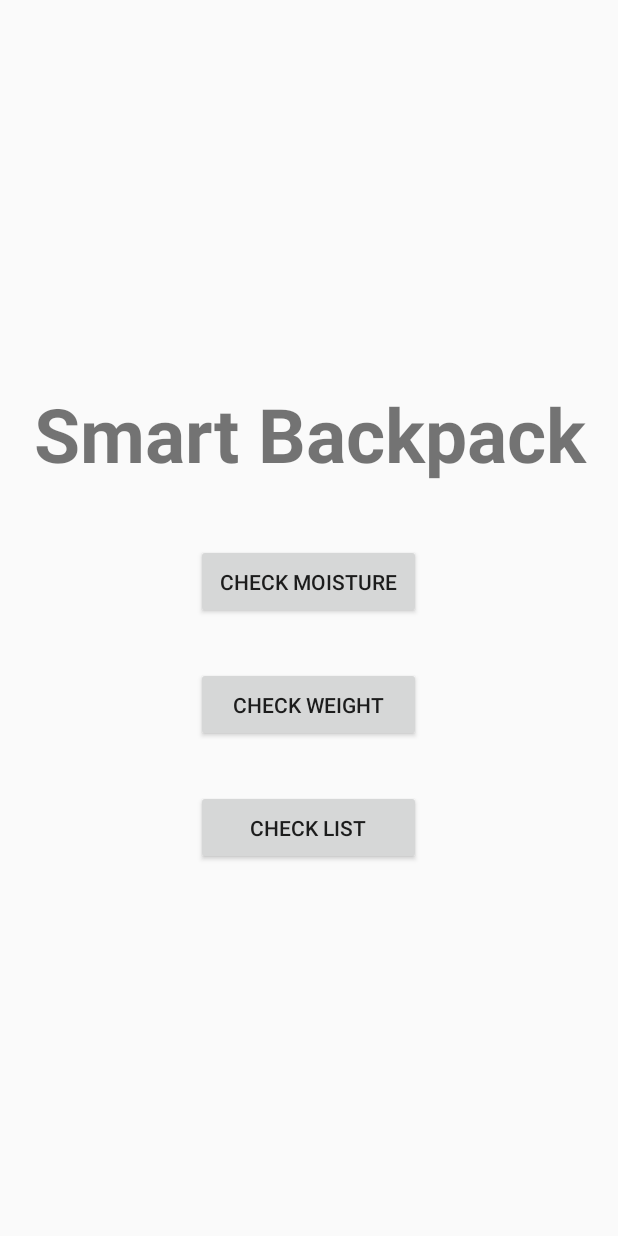
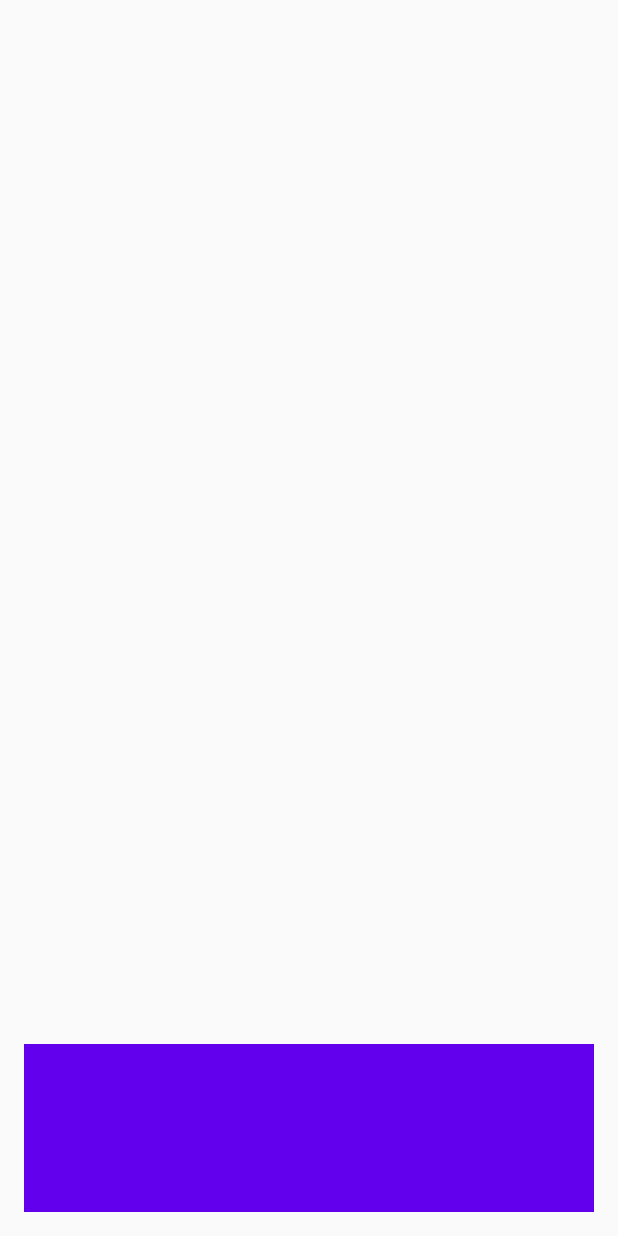
Before and after one commit to ThomasKramp/Smart-Backpack, an Android app: the screen it shows after launch (MainActivity), on a phone screen of 412 x 824 dp. Run offline under Robolectric (Android 15) with nearby library versions, the phone set to English and light mode, and no system bars.

Commit message:
Created Basic Navigation Setup

```diff
--- a/SmartBackpack/app/build.gradle
+++ b/SmartBackpack/app/build.gradle
@@ -33,7 +33,8 @@ dependencies
     implementation 'androidx.constraintlayout:constraintlayout:2.0.4'
     implementation 'androidx.recyclerview:recyclerview:1.1.0'
     implementation 'androidx.gridlayout:gridlayout:1.0.0'
-    implementation 'com.google.android.material:material:1.0.0'
+    implementation 'com.google.android.material:material:1.3.0'
+    implementation 'androidx.viewpager:viewpager:1.0.0'
     testImplementation 'junit:junit:4.12'
     androidTestImplementation 'androidx.test.ext:junit:1.1.2'
     androidTestImplementation 'androidx.test.espresso:espresso-core:3.3.0'
--- a/SmartBackpack/app/src/main/res/layout/activity_main.xml
+++ b/SmartBackpack/app/src/main/res/layout/activity_main.xml
@@ -1,64 +1,36 @@
 <?xml version="1.0" encoding="utf-8"?>
-<LinearLayout xmlns:android="http://schemas.android.com/apk/res/android"
+<RelativeLayout xmlns:android="http://schemas.android.com/apk/res/android"
+    xmlns:app="http://schemas.android.com/apk/res-auto"
     xmlns:tools="http://schemas.android.com/tools"
+    android:id="@+id/activity_main"
     android:layout_width="match_parent"
     android:layout_height="match_parent"
-    android:layout_gravity="center"
-    android:gravity="center"
-    android:orientation="vertical"
+    android:padding="16dp"
     tools:context=".MainActivity">
 
-    <TextView
-        android:id="@+id/title"
+    <androidx.viewpager.widget.ViewPager
+        android:id="@+id/pager"
+        android:layout_width="match_parent"
+        android:layout_height="fill_parent"
+        android:layout_above="@id/toolbar"/>
+
+    <androidx.appcompat.widget.Toolbar
+        android:id="@+id/toolbar"
         android:layout_width="match_parent"
         android:layout_height="wrap_content"
-        android:layout_marginStart="8dp"
-        android:layout_marginLeft="8dp"
-        android:layout_marginTop="8dp"
-        android:layout_marginEnd="8dp"
-        android:layout_marginRight="8dp"
-        android:layout_marginBottom="8dp"
-        android:gravity="center"
-        android:text="@string/title"
-        android:textSize="50sp"
-        android:textStyle="bold" />
+        android:layout_above="@id/tab_layout"
+        android:background="?attr/colorPrimary"
+        android:minHeight="?attr/actionBarSize"
+        android:theme="@style/ThemeOverlay.AppCompat.Dark.ActionBar"
+        app:popupTheme="@style/ThemeOverlay.AppCompat.Light"/>
 
-    <Button
-        android:id="@+id/moistureButton"
-        android:layout_width="wrap_content"
+    <com.google.android.material.tabs.TabLayout
+        android:id="@+id/tab_layout"
+        android:layout_width="match_parent"
         android:layout_height="wrap_content"
-        android:layout_marginLeft="8dp"
-        android:layout_marginTop="32dp"
-        android:layout_marginRight="8dp"
-        android:layout_marginBottom="32dp"
-        android:width="150dp"
-        android:height="50dp"
-        android:text="@string/check_moisture"
-        android:onClick="startMoistureActivity"/>
+        android:layout_alignParentBottom="true"
+        android:background="?attr/colorPrimary"
+        android:minHeight="?attr/actionBarSize"
+        android:theme="@style/ThemeOverlay.AppCompat.Dark.ActionBar"/>
 
-
-
-    <Button
-        android:id="@+id/weightButton"
-        android:layout_width="wrap_content"
-        android:layout_height="wrap_content"
-        android:layout_marginLeft="8dp"
-        android:layout_marginRight="8dp"
-        android:width="150dp"
-        android:height="50dp"
-        android:text="@string/check_weight"
-        android:onClick="startWeightActivity"/>
-
-    <Button
-        android:id="@+id/listButton"
-        android:layout_width="wrap_content"
-        android:layout_height="wrap_content"
-        android:layout_marginLeft="8dp"
-        android:layout_marginTop="32dp"
-        android:layout_marginRight="8dp"
-        android:width="150dp"
-        android:height="50dp"
-        android:text="@string/check_list"
-        android:onClick="startListActivity" />
-
-</LinearLayout>
+</RelativeLayout>
```
